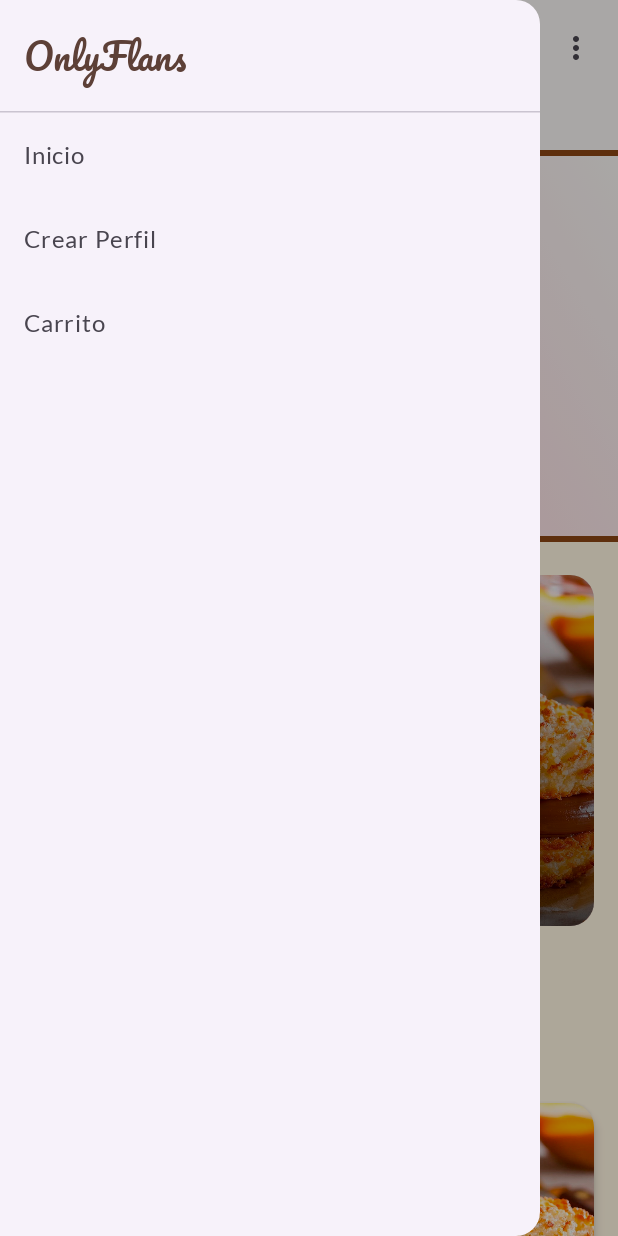
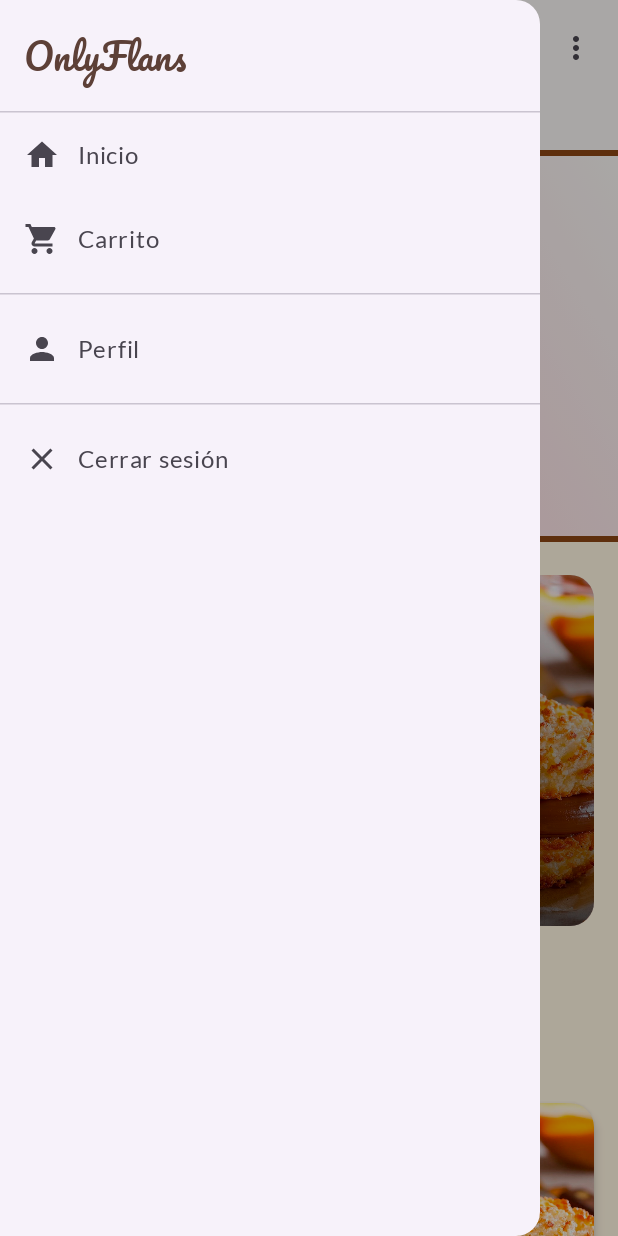
Before and after one commit to Andythe20/Proyecto_AplicacionMovil, an Android app built with Jetpack Compose: the MainLayout screen opened through its navigation route, after a tap on "Abrir menú", on a phone screen of 412 x 824 dp. Run offline under Robolectric (Android 15) with nearby library versions, the light colour scheme and no system bars; our stand-ins replace Room's generated code; 2 other taps on this screen came first.

Commit message:
Refactor: Ajustes visuales, iconos, paddins, y redirección de enlaces que no tenian funcionalidad

```diff
--- a/app/src/main/java/com/example/appshop/ui/components/DropdownMenu.kt
+++ b/app/src/main/java/com/example/appshop/ui/components/DropdownMenu.kt
@@ -44,6 +44,7 @@
             leadingIcon = { Icon(Icons.Outlined.Person, contentDescription = null) },
             onClick = {
                 // Aquí va la lógica de navegación
+                navController.navigate("createProfile")
                 onDismissRequest() // Cierra el menú
             }
         )
--- a/app/src/main/java/com/example/appshop/ui/components/ImagePickerSection.kt
+++ b/app/src/main/java/com/example/appshop/ui/components/ImagePickerSection.kt
@@ -45,7 +45,7 @@
     ) { uri ->
         uri?.let {
             fotoUri.value = it
-            Toast.makeText(context, "Imagen seleccionada", Toast.LENGTH_SHORT).show()
+            //Toast.makeText(context, "Imagen seleccionada", Toast.LENGTH_SHORT).show()
         }
     }
 
--- a/app/src/main/java/com/example/appshop/ui/components/MainLayout.kt
+++ b/app/src/main/java/com/example/appshop/ui/components/MainLayout.kt
@@ -3,8 +3,12 @@
 import androidx.compose.foundation.layout.PaddingValues
 import androidx.compose.foundation.layout.padding
 import androidx.compose.material.icons.Icons
+import androidx.compose.material.icons.filled.Close
+import androidx.compose.material.icons.filled.Home
 import androidx.compose.material.icons.filled.Menu
 import androidx.compose.material.icons.filled.MoreVert
+import androidx.compose.material.icons.filled.Person
+import androidx.compose.material.icons.filled.ShoppingCart
 import androidx.compose.material3.*
 import androidx.compose.material3.HorizontalDivider
 import androidx.compose.runtime.*
@@ -24,11 +28,13 @@
     val drawerState = rememberDrawerState(DrawerValue.Closed)
     val scope = rememberCoroutineScope()
     var expanded by remember { mutableStateOf(false) }
+    var showLogoutDialog by remember { mutableStateOf(false) }
 
     ModalNavigationDrawer(
         drawerState = drawerState,
         drawerContent = {
             ModalDrawerSheet {
+                // --- Encabezado del Drawer ---
                 Text(
                     "OnlyFlans",
                     style = MaterialTheme.typography.displayMedium,
@@ -36,16 +42,43 @@
                     modifier = Modifier.padding(16.dp)
                 )
                 HorizontalDivider(Modifier, DividerDefaults.Thickness, DividerDefaults.color)
+
+                // --- Inicio de los ítems del Drawer ---
                 NavigationDrawerItem(
                     label = { Text("Inicio") },
+                    icon = { Icon(Icons.Default.Home , contentDescription = null ) },
                     selected = false,
                     onClick = {
                         scope.launch { drawerState.close() }
                         navController.navigate("home")
                     }
                 )
+
+                // --- Carrito ---
                 NavigationDrawerItem(
-                    label = { Text("Crear Perfil") },
+                    label = { Text("Carrito") },
+                    icon = { Icon(Icons.Default.ShoppingCart, contentDescription = null ) },
+                    selected = false,
+                    onClick = {
+                        scope.launch { drawerState.close() }
+                        navController.navigate("cart")
+                    }
+                )
+
+                // --- Historial de compras ---
+                // Futura implementación
+
+                // ---Separador ---
+                HorizontalDivider(
+                    modifier = Modifier.padding(vertical = 8.dp),
+                    thickness = DividerDefaults.Thickness,
+                    color = DividerDefaults.color
+                )
+
+                // --- Perfil ---
+                NavigationDrawerItem(
+                    label = { Text("Perfil") },
+                    icon = { Icon(Icons.Default.Person, contentDescription = null )},
                     selected = false,
                     onClick = {
                         scope.launch { drawerState.close() }
@@ -53,15 +86,24 @@
                     }
                 )
 
+                // --- Separador ---
+                HorizontalDivider(
+                    modifier = Modifier.padding(vertical = 8.dp),
+                    thickness = DividerDefaults.Thickness,
+                    color = DividerDefaults.color
+                )
+
+                // --- Cerrar sesión ---
                 NavigationDrawerItem(
-                    label = { Text("Carrito") },
+                    label = { Text("Cerrar sesión") },
+                    icon = { Icon(Icons.Default.Close, contentDescription = null) },
                     selected = false,
                     onClick = {
                         scope.launch { drawerState.close() }
-                        navController.navigate("cart")
-                    }
+                        showLogoutDialog = true
+                    },
+                    //modifier = Modifier.padding(NavigationDrawerItemDefaults.ItemPadding)
                 )
-
             }
         }
     ) {
@@ -95,5 +137,16 @@
         ) { innerPadding ->
             content(innerPadding)
         }
+        // --- Diálogo de confirmación ---
+        LogoutConfirmationDialog(
+            showDialog = showLogoutDialog,
+            onDismiss = { showLogoutDialog = false },
+            onConfirmLogout = {
+                showLogoutDialog = false
+                navController.navigate("login") {
+                    popUpTo("home") { inclusive = true }
+                }
+            }
+        )
     }
 }
--- a/app/src/main/java/com/example/appshop/utils/ImageUtils.kt
+++ b/app/src/main/java/com/example/appshop/utils/ImageUtils.kt
@@ -7,8 +7,6 @@
 import android.os.Build
 import android.provider.MediaStore
 import androidx.compose.runtime.*
-import kotlinx.coroutines.Dispatchers
-import kotlinx.coroutines.withContext
 
 fun saveBitmapToGallery(context: Context, bitmap: Bitmap): Uri?{
     val filename = "perfil_${System.currentTimeMillis()}.jpg"
```
Also changed, not shown: app/src/main/java/com/example/appshop/ui/components/DatePickerField.kt (+6 -1 lines), app/src/main/java/com/example/appshop/ui/views/CreateProfileScreen.kt (+20 -2 lines).
